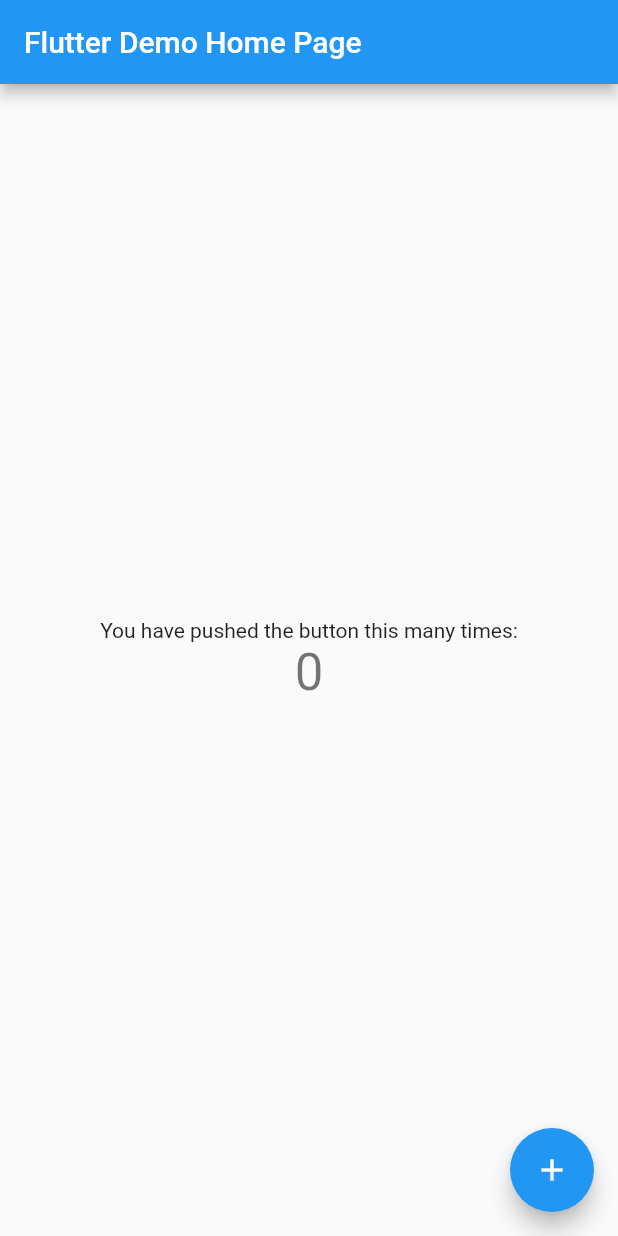
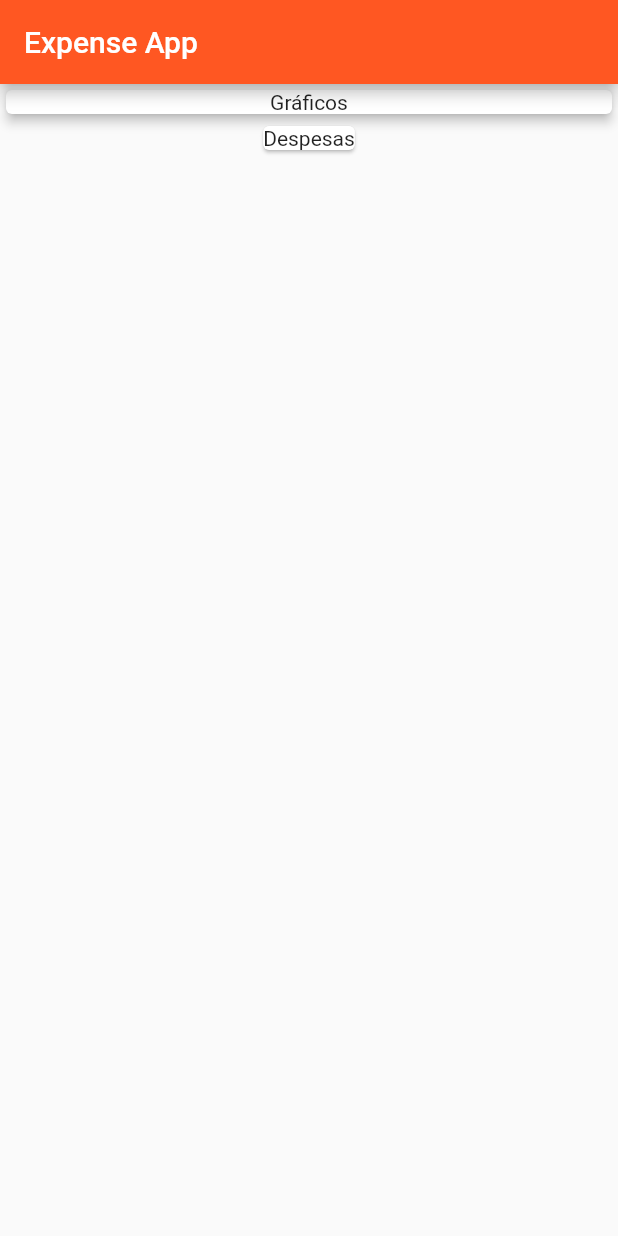
Before and after one commit to Wessh/expenses, a Flutter app: the screen it shows after launch, on a phone screen of 412 x 824 dp. Run offline on Flutter 3.47's test engine with Material 2 defaults, Android fonts, the phone set to English and light mode, and no system bars.

Commit message:
Criação Base layout e parte da estruturação.

```diff
--- /dev/null
+++ b/lib/core/app_widget.dart
@@ -0,0 +1,18 @@
+import 'package:flutter/material.dart';
+
+import '../pages/home_page.dart';
+
+class AppWidget extends StatelessWidget {
+  const AppWidget({Key? key}) : super(key: key);
+
+  @override
+  Widget build(BuildContext context) {
+    return MaterialApp(
+      title: 'Expense App',
+      theme: ThemeData(
+        primarySwatch: Colors.deepOrange
+      ),
+      home: const HomePage(title: 'Expense App',),
+    );
+  }
+}
--- a/lib/main.dart
+++ b/lib/main.dart
@@ -1,115 +1,4 @@
+import 'package:expenses/core/app_widget.dart';
 import 'package:flutter/material.dart';
 
-void main() {
-  runApp(const MyApp());
-}
-
-class MyApp extends StatelessWidget {
-  const MyApp({Key? key}) : super(key: key);
-
-  // This widget is the root of your application.
-  @override
-  Widget build(BuildContext context) {
-    return MaterialApp(
-      title: 'Flutter Demo',
-      theme: ThemeData(
-        // This is the theme of your application.
-        //
-        // Try running your application with "flutter run". You'll see the
-        // application has a blue toolbar. Then, without quitting the app, try
-        // changing the primarySwatch below to Colors.green and then invoke
-        // "hot reload" (press "r" in the console where you ran "flutter run",
-        // or simply save your changes to "hot reload" in a Flutter IDE).
-        // Notice that the counter didn't reset back to zero; the application
-        // is not restarted.
-        primarySwatch: Colors.blue,
-      ),
-      home: const MyHomePage(title: 'Flutter Demo Home Page'),
-    );
-  }
-}
-
-class MyHomePage extends StatefulWidget {
-  const MyHomePage({Key? key, required this.title}) : super(key: key);
-
-  // This widget is the home page of your application. It is stateful, meaning
-  // that it has a State object (defined below) that contains fields that affect
-  // how it looks.
-
-  // This class is the configuration for the state. It holds the values (in this
-  // case the title) provided by the parent (in this case the App widget) and
-  // used by the build method of the State. Fields in a Widget subclass are
-  // always marked "final".
-
-  final String title;
-
-  @override
-  State<MyHomePage> createState() => _MyHomePageState();
-}
-
-class _MyHomePageState extends State<MyHomePage> {
-  int _counter = 0;
-
-  void _incrementCounter() {
-    setState(() {
-      // This call to setState tells the Flutter framework that something has
-      // changed in this State, which causes it to rerun the build method below
-      // so that the display can reflect the updated values. If we changed
-      // _counter without calling setState(), then the build method would not be
-      // called again, and so nothing would appear to happen.
-      _counter++;
-    });
-  }
-
-  @override
-  Widget build(BuildContext context) {
-    // This method is rerun every time setState is called, for instance as done
-    // by the _incrementCounter method above.
-    //
-    // The Flutter framework has been optimized to make rerunning build methods
-    // fast, so that you can just rebuild anything that needs updating rather
-    // than having to individually change instances of widgets.
-    return Scaffold(
-      appBar: AppBar(
-        // Here we take the value from the MyHomePage object that was created by
-        // the App.build method, and use it to set our appbar title.
-        title: Text(widget.title),
-      ),
-      body: Center(
-        // Center is a layout widget. It takes a single child and positions it
-        // in the middle of the parent.
-        child: Column(
-          // Column is also a layout widget. It takes a list of children and
-          // arranges them vertically. By default, it sizes itself to fit its
-          // children horizontally, and tries to be as tall as its parent.
-          //
-          // Invoke "debug painting" (press "p" in the console, choose the
-          // "Toggle Debug Paint" action from the Flutter Inspector in Android
-          // Studio, or the "Toggle Debug Paint" command in Visual Studio Code)
-          // to see the wireframe for each widget.
-          //
-          // Column has various properties to control how it sizes itself and
-          // how it positions its children. Here we use mainAxisAlignment to
-          // center the children vertically; the main axis here is the vertical
-          // axis because Columns are vertical (the cross axis would be
-          // horizontal).
-          mainAxisAlignment: MainAxisAlignment.center,
-          children: <Widget>[
-            const Text(
-              'You have pushed the button this many times:',
-            ),
-            Text(
-              '$_counter',
-              style: Theme.of(context).textTheme.headline4,
-            ),
-          ],
-        ),
-      ),
-      floatingActionButton: FloatingActionButton(
-        onPressed: _incrementCounter,
-        tooltip: 'Increment',
-        child: const Icon(Icons.add),
-      ), // This trailing comma makes auto-formatting nicer for build methods.
-    );
-  }
-}
+void main() => runApp(const AppWidget());
--- /dev/null
+++ b/lib/pages/home_page.dart
@@ -0,0 +1,29 @@
+import 'package:flutter/material.dart';
+
+class HomePage extends StatelessWidget {
+  final title;
+  const HomePage({Key? key,required this.title}) : super(key: key);
+
+  @override
+  Widget build(BuildContext context) {
+    return Scaffold(
+      appBar: AppBar(
+        title: Text(title),
+      ),
+      body: Column(
+        children: const [
+          SizedBox(
+            width: double.infinity,
+            child: Card(
+              child: Center(child: Text('Gráficos',)),
+              elevation: 3,
+            ),
+          ),
+          Card(
+            child: Text('Despesas'),
+          )
+        ],
+      )
+    );
+  }
+}
```
Also changed, not shown: pubspec.lock, 2 other files.
